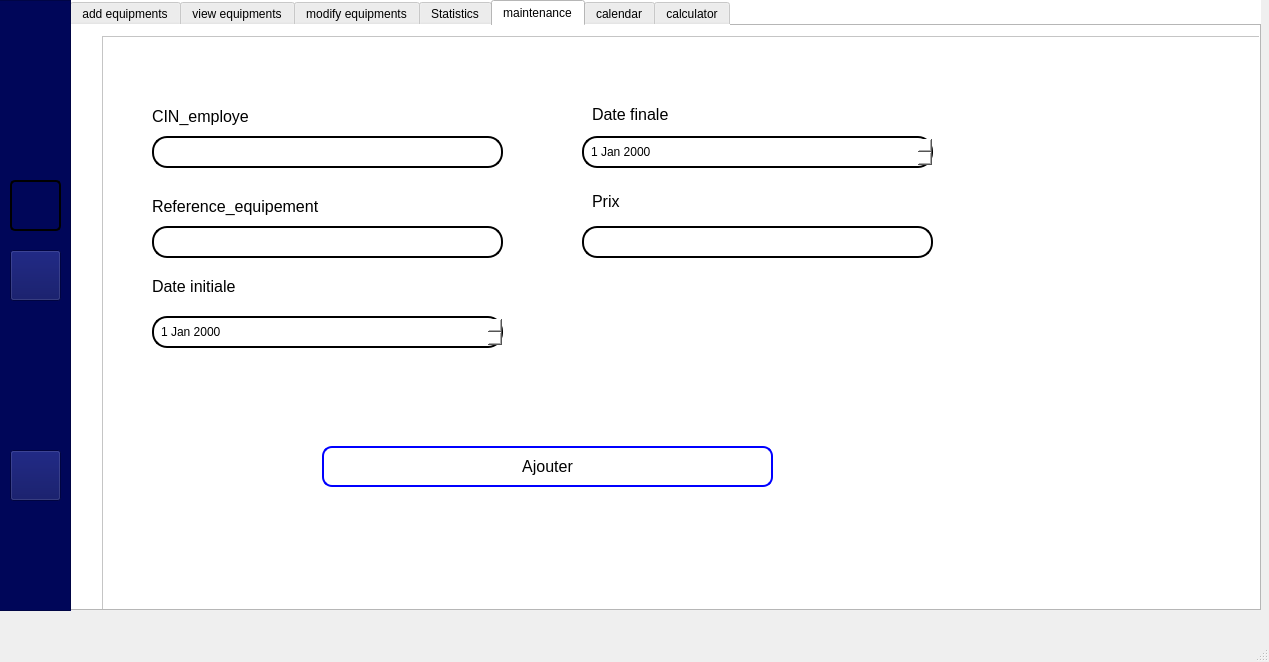
Before: the Qt Designer form mainwindow.ui in Projet-CPP-2A6/Nautica, drawn with Qt 5.
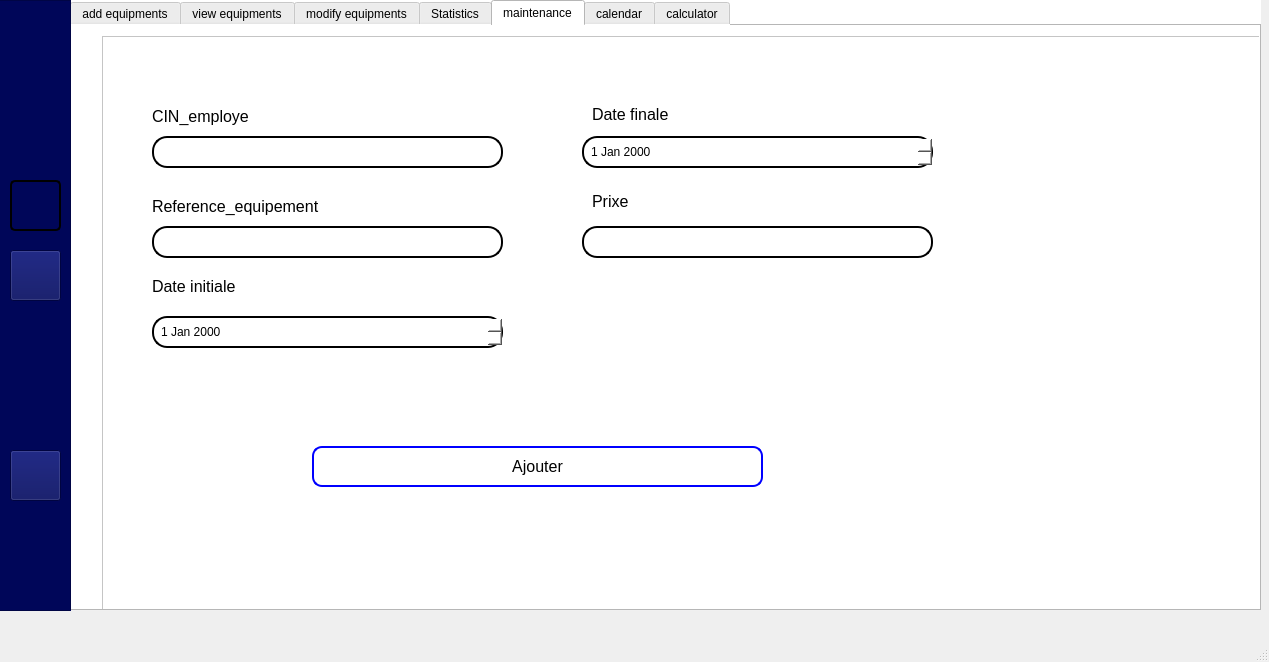
After: the same form once the commit is applied. Icons and pictures are not drawn.

Commit message: attempt at fix

The edit to the form file:
```diff
--- a/mainwindow.ui
+++ b/mainwindow.ui
@@ -3847,7 +3847,7 @@
           </font>
          </property>
          <property name="text">
-          <string>Prix</string>
+          <string>Prixe</string>
          </property>
         </widget>
         <widget class="QLabel" name="label_52">
@@ -3963,7 +3963,7 @@
         <widget class="QPushButton" name="AjouterButton_6">
          <property name="geometry">
           <rect>
-           <x>220</x>
+           <x>210</x>
            <y>410</y>
            <width>451</width>
            <height>41</height>
```
